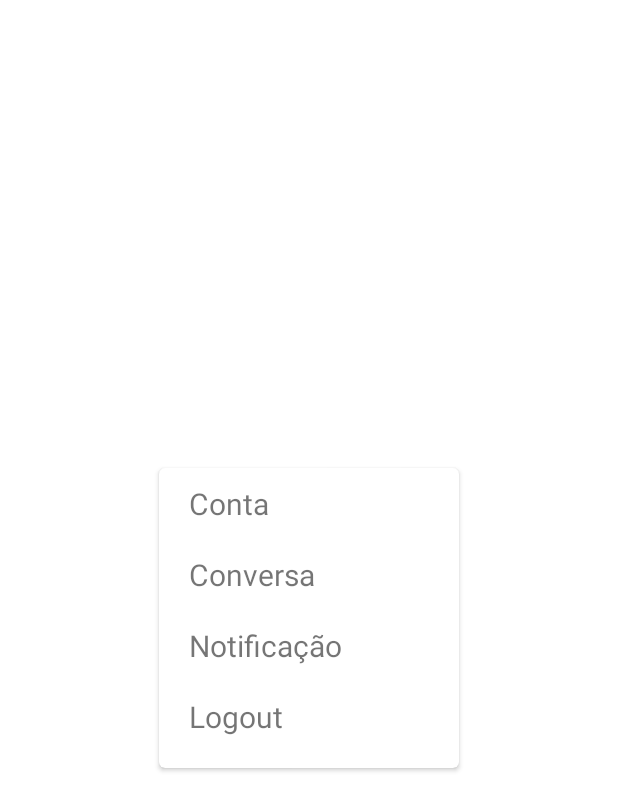
After one commit to DouglasANS/ZapZapVenture, an Android app: the layout cardview_settings.xml on its own in the app's theme, with its tools: preview values and no code run, on a phone screen of 412 x 824 dp. The commit adds this screen. Shown: the top 811 px of the screen. Run offline under Robolectric (Android 15) with nearby library versions, the phone set to English and light mode, and no system bars.

Commit message:
Add cardView Config

```diff
--- a/app/build.gradle
+++ b/app/build.gradle
@@ -60,4 +60,5 @@ dependencies {
     implementation 'com.firebaseui:firebase-ui-auth:6.4.0'
 
     implementation 'com.google.firebase:firebase-firestore-ktx'
+    implementation("androidx.cardview:cardview:1.0.0")
 }
--- a/app/src/main/java/com/example/zapzapventure/ui/home/HomeAdapter.kt
+++ b/app/src/main/java/com/example/zapzapventure/ui/home/HomeAdapter.kt
@@ -22,7 +22,6 @@ class HomeAdapter(): RecyclerView.Adapter<HomeAdapter.ViewHolder>() {
             ContactDetail.text = Contact.email
             //TODO: set image
         }
-
     }
 
     fun setContactsList(Contacts: ArrayList<Contact>){
--- /dev/null
+++ b/app/src/main/res/layout/cardview_settings.xml
@@ -0,0 +1,64 @@
+<?xml version="1.0" encoding="utf-8"?>
+<androidx.constraintlayout.widget.ConstraintLayout xmlns:android="http://schemas.android.com/apk/res/android"
+    xmlns:tools="http://schemas.android.com/tools"
+    android:layout_width="match_parent"
+    android:layout_height="match_parent"
+    xmlns:app="http://schemas.android.com/apk/res-auto">
+
+    <androidx.cardview.widget.CardView
+        android:id="@+id/card_view"
+        android:layout_width="200dp"
+        android:layout_height="200dp"
+        android:layout_gravity="center"
+        app:cardCornerRadius="4dp"
+
+        app:layout_constraintBottom_toBottomOf="parent"
+        app:layout_constraintEnd_toEndOf="parent"
+        app:layout_constraintStart_toStartOf="parent"
+        app:layout_constraintTop_toTopOf="parent">
+
+        <LinearLayout
+            android:layout_width="match_parent"
+            android:layout_height="match_parent"
+            android:orientation="vertical"
+            android:layout_marginLeft="10dp">
+
+            <TextView
+                android:id="@+id/siz"
+                android:layout_width="wrap_content"
+                android:layout_height="wrap_content"
+                android:text="@string/cardview_conta"
+                android:textSize="@dimen/cardview_text_size"
+                android:padding="10dp">
+
+            </TextView>
+
+            <TextView
+                android:layout_width="wrap_content"
+                android:layout_height="wrap_content"
+                android:text="@string/cardview_conversa"
+                android:textSize="@dimen/cardview_text_size"
+                android:padding="10dp">>
+            </TextView>
+
+            <TextView
+                android:layout_width="wrap_content"
+                android:layout_height="wrap_content"
+                android:text="@string/cardview_notificacao"
+                android:textSize="@dimen/cardview_text_size"
+                android:padding="10dp">
+            </TextView>
+
+            <TextView
+                android:layout_width="wrap_content"
+                android:layout_height="wrap_content"
+                android:text="@string/cardview_logout"
+                android:textSize="@dimen/cardview_text_size"
+                android:padding="10dp"
+                android:onClick="">
+            </TextView>
+
+        </LinearLayout>
+    </androidx.cardview.widget.CardView>
+
+</androidx.constraintlayout.widget.ConstraintLayout>
--- a/app/src/main/res/layout/fragment_home.xml
+++ b/app/src/main/res/layout/fragment_home.xml
@@ -45,5 +45,4 @@
         app:layout_constraintTop_toTopOf="parent"
         app:layout_constraintVertical_bias="0.699" />
 
-
 </androidx.constraintlayout.widget.ConstraintLayout>
--- a/app/src/main/res/layout/recycler_contato_list.xml
+++ b/app/src/main/res/layout/recycler_contato_list.xml
@@ -14,7 +14,7 @@
         android:layout_height="86dp"
         app:layout_constraintStart_toStartOf="parent"
         app:layout_constraintTop_toTopOf="parent"
-        tools:srcCompat="@tools:sample/avatars" />
+        tools:srcCompat="@tools:sample/avatars"/>
 
     <TextView
         android:id="@+id/contact_name"
--- a/app/src/main/res/values/dimens.xml
+++ b/app/src/main/res/values/dimens.xml
@@ -2,4 +2,5 @@
     <!-- Default screen margins, per the Android Design guidelines. -->
     <dimen name="activity_horizontal_margin">16dp</dimen>
     <dimen name="activity_vertical_margin">16dp</dimen>
+    <dimen name="cardview_text_size">20dp</dimen>
 </resources>
--- a/app/src/main/res/values/strings.xml
+++ b/app/src/main/res/values/strings.xml
@@ -9,4 +9,8 @@
     <string name="hello_blank_fragment">Hello blank fragment</string>
     <string name="sair">Sair</string>
     <string name="textview">TextView</string>
+    <string name="cardview_conta">Conta</string>
+    <string name="cardview_conversa">Conversa</string>
+    <string name="cardview_notificacao">Notificação</string>
+    <string name="cardview_logout">Logout</string>
 </resources>
```
